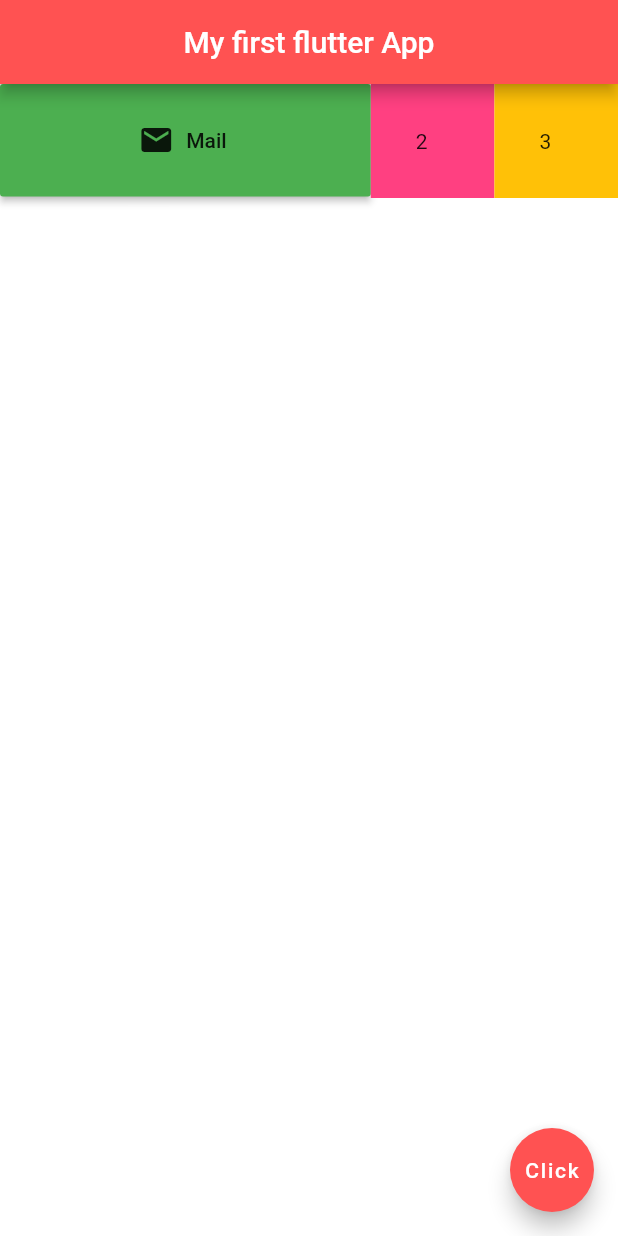
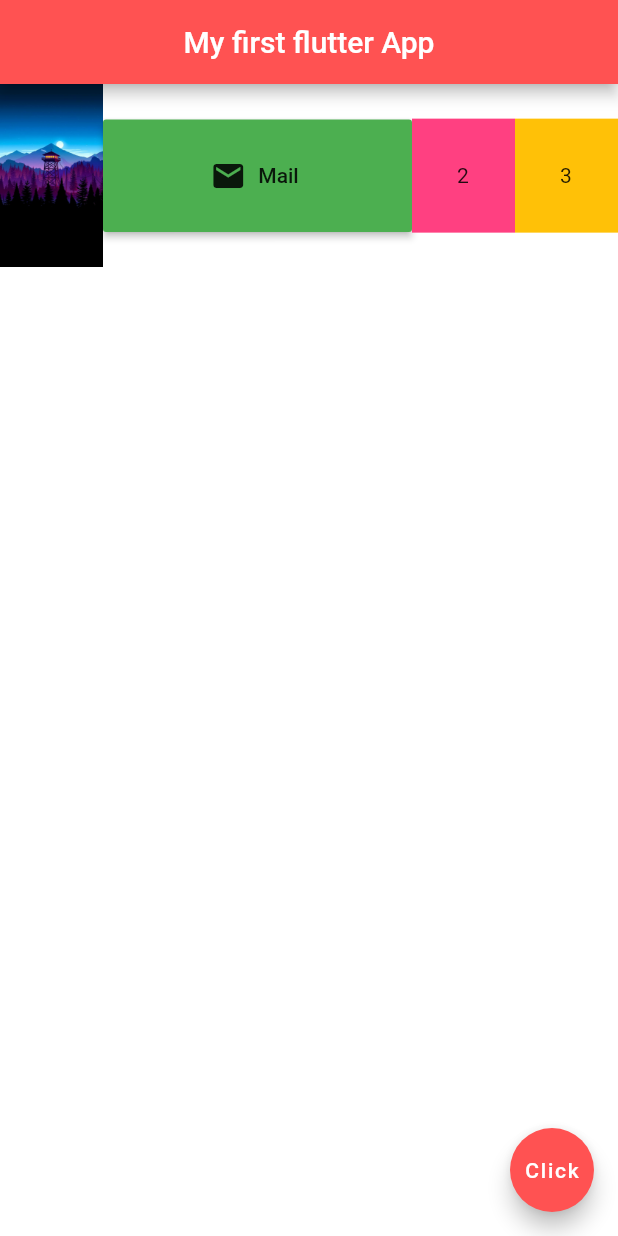
Before and after one commit to Lakshan555/FlutterTest, a Flutter app: the screen it shows after launch, on a phone screen of 412 x 824 dp. Run offline on Flutter 3.47's test engine with Material 2 defaults, Android fonts, the phone set to English and light mode, and no system bars.

Commit message:
Expand with image

```diff
--- a/lib/main.dart
+++ b/lib/main.dart
@@ -16,10 +16,9 @@ class Home extends StatelessWidget {
       ),
 
       body:Row(
-        mainAxisAlignment: MainAxisAlignment.center,
-        crossAxisAlignment: CrossAxisAlignment.start,
+
         children: [
-          Column(),
+          Expanded(child: Image.asset('assets/1.jpg')),
           Expanded(
             flex: 3,
             child: Container(
```
